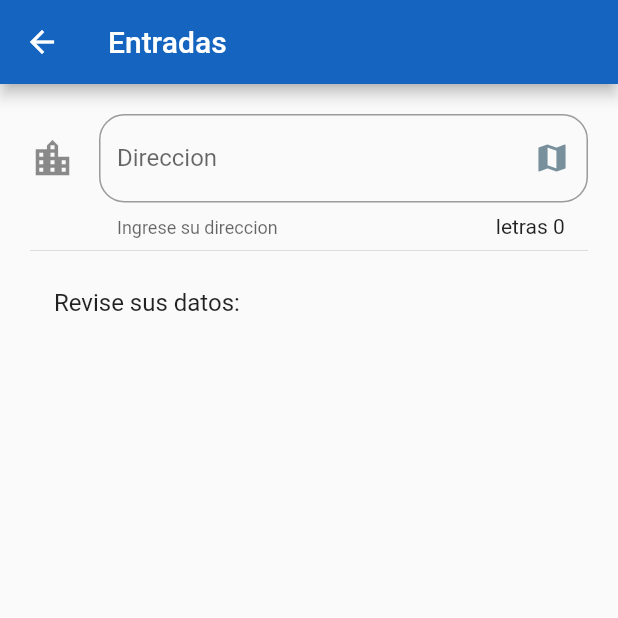
After one commit to IsraMejia/Flutter-Udemy, a Flutter app: the InputPage screen opened by its route, on a phone screen of 412 x 824 dp, the top half of it. The commit adds this screen. Run offline on Flutter 3.47's test engine with Material 2 defaults, Android fonts, the phone set to English and light mode, and no system bars.

Commit message:
Se agrego la entrada y se hizo enfasis en el InputDecoration

```diff
--- a/data/menu_opts.json
+++ b/data/menu_opts.json
@@ -20,6 +20,11 @@
             "ruta" : "AnimetedContainer",
             "icon" : "donut_large",
             "texto": "Animeted Container"
+        },
+        {
+            "ruta" : "Inputs",
+            "icon" : "input",
+            "texto": "Inputs"
         }
     ]
 }
--- a/lib/src/pages/animated_container.dart
+++ b/lib/src/pages/animated_container.dart
@@ -30,7 +30,8 @@ class _AnimatedContainerPageState extends State<AnimatedContainerPage> {
           duration: Duration( milliseconds : 270 ) ,
           //Escencial para que el AnimatedContainer funcione
 
-          curve: Curves.fastOutSlowIn,
+          curve: Curves.fastOutSlowIn, //Aceleraciones (+, -) dentro de la animacion
+          //hay muchas en la documentacion para escoger
 
           width: _width,
           height: _height,
--- /dev/null
+++ b/lib/src/pages/input_page.dart
@@ -0,0 +1,78 @@
+import 'package:flutter/material.dart';
+
+class InputPage extends StatefulWidget {
+
+  @override
+  _InputPageState createState() => _InputPageState();
+}//IconsPage
+
+
+
+class _InputPageState extends State<InputPage> {
+
+  String _direccion ='' ;
+
+  @override
+  Widget build(BuildContext context) {
+    return Scaffold(
+
+      appBar: AppBar(
+        title : Text('Entradas '),
+        backgroundColor: Colors.blue[800] ,
+      ),
+
+      body: ListView(
+        padding: EdgeInsets.all(20.0) ,
+        children: <Widget>[
+          _crearInput(),
+          Divider(), //Ocupa el espacio que sobra
+          _revisarDatos(),
+
+        ],
+      ),
+
+    );
+
+  }//build
+
+  Widget _crearInput() {
+    return TextField(
+      autofocus: false,//Te mete al textfield de manera automatica
+      textCapitalization: TextCapitalization.words ,
+      //Te pone en mayusculas el inicio de cada palabra
+
+      decoration: InputDecoration(
+        border: OutlineInputBorder(
+          borderRadius: BorderRadius.circular(17.0),
+        ) ,
+        counter: Text('letras ${_direccion.length } '),
+        hintText: 'Calle , #numero, CP.',
+        labelText: 'Direccion',
+        helperText: 'Ingrese su direccion',
+        suffixIcon: Icon(Icons.map, color: Colors.blueGrey[400] ),
+        //Para colocar el icono al final de la caja de texto
+        icon: Icon(Icons.location_city , size: 30.0 )
+      ),
+
+      onChanged: (textoEscrito){ //recibe un valor el cual se definio en esta linea
+        setState( ()  {
+          _direccion = textoEscrito;
+          // print(_direccion);
+        } );
+      }
+
+    );
+  } //_crear input
+
+
+
+
+  Widget _revisarDatos(){
+    return ListTile(
+      title: Text('Revise sus datos:'),
+      subtitle: Text(' ${_direccion} '),
+    );
+  }
+
+
+}// _IconsPage State
--- a/lib/src/routes/routes.dart
+++ b/lib/src/routes/routes.dart
@@ -4,6 +4,7 @@ import 'package:componentes_app/src/pages/avatar_page.dart';
 import 'package:componentes_app/src/pages/home_page.dart';
 import 'package:componentes_app/src/pages/card_page.dart';
 import 'package:componentes_app/src/pages/animated_container.dart';
+import 'package:componentes_app/src/pages/input_page.dart';
 
 
 Map <String, WidgetBuilder> getApplicationRoutes(){
@@ -14,6 +15,7 @@ Map <String, WidgetBuilder> getApplicationRoutes(){
           'avatar'  : (BuildContext context) => AvatarPage(),
           'card'    : (BuildContext context) => CardPage(),
           'AnimetedContainer'   : (BuildContext context) => AnimatedContainerPage(),
+          'Inputs'  : (BuildContext context) => InputPage(),
   };//Las llaves tienen que ser las que tenemos como valor en el JSON
 
 }//Se creo el metodo que retornara el mapa de rutas
--- a/lib/src/utils/icon_string_util.dart
+++ b/lib/src/utils/icon_string_util.dart
@@ -10,6 +10,7 @@ final _icons = <String , IconData> {
   'accessibility' : Icons.accessibility,
   'folder_open'   : Icons.folder_open,
   'donut_large'   : Icons.donut_large,
+  'input'         : Icons.input ,
   //Para escribir con mutiples cursores se mantiene alt u option mientras que se seleccionan
 };
 
```
